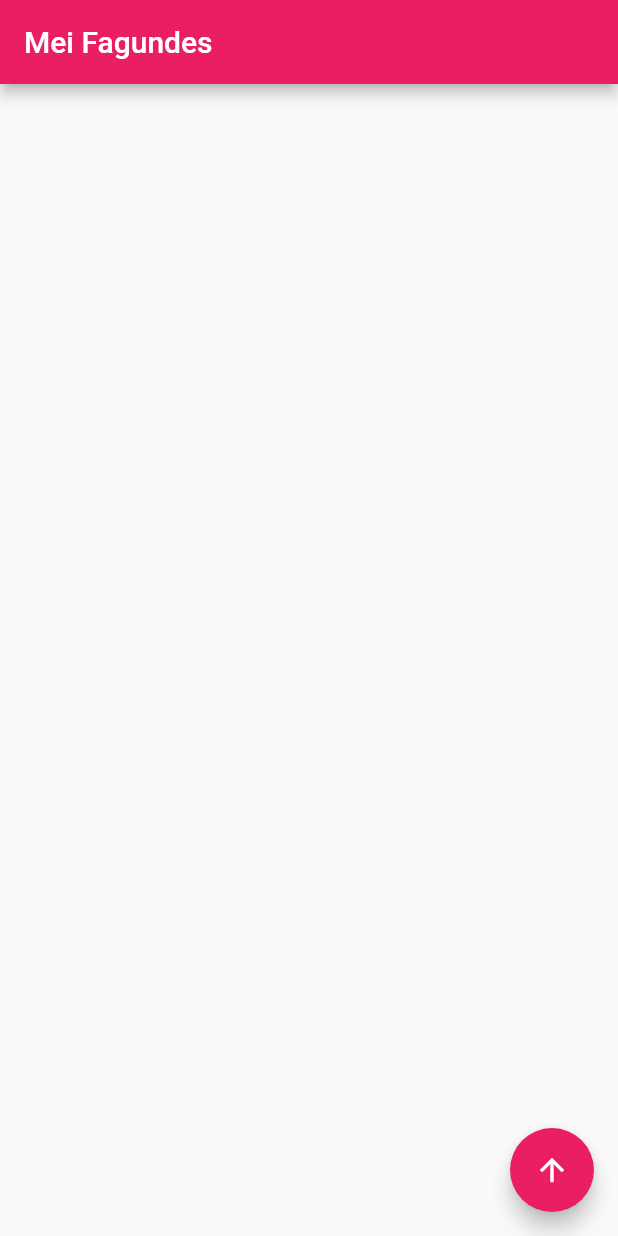
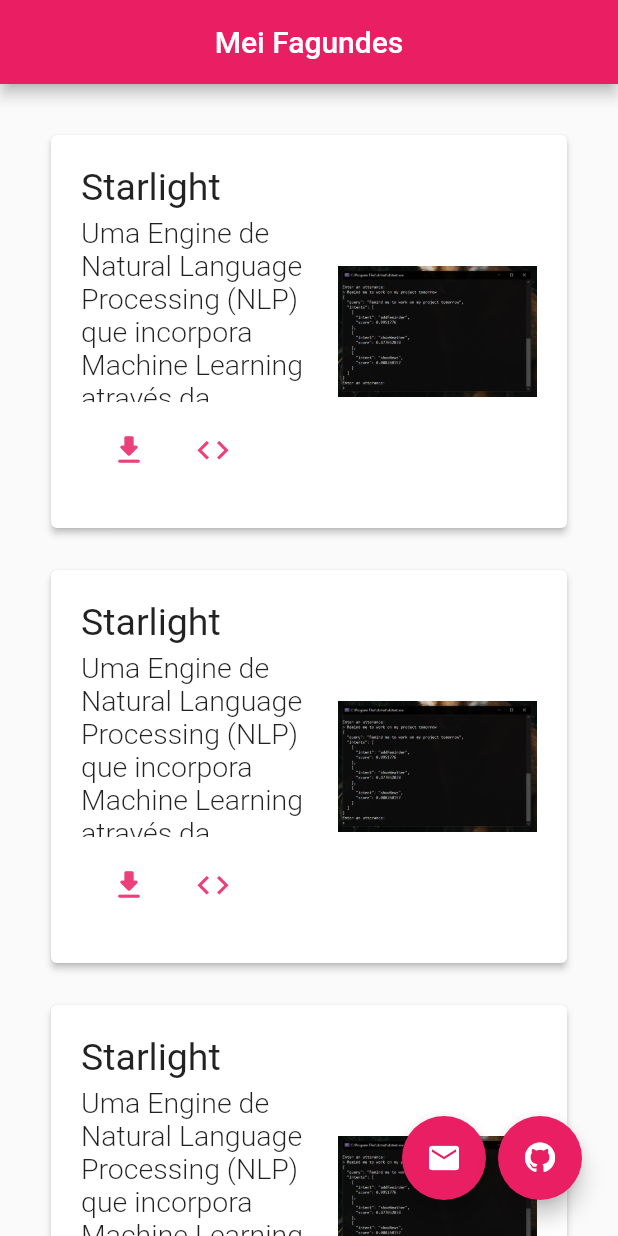
Before and after one commit to MeiFagundes/MeiFagundes.com, a Flutter app: the screen it shows after launch, on a phone screen of 412 x 824 dp. Run offline on Flutter 3.47's test engine with Material 2 defaults, Android fonts, the phone set to English and light mode, and no system bars.

Commit message:
Add project list view & links

```diff
--- /dev/null
+++ b/meifagundesdotcom/assets/icons/config.json
@@ -0,0 +1,38 @@
+{
+  "name": "CustomIcons",
+  "css_prefix_text": "",
+  "css_use_suffix": false,
+  "hinting": true,
+  "units_per_em": 1000,
+  "ascent": 850,
+  "glyphs": [
+    {
+      "uid": "baaa4e19daacbf420a42a6356e50072c",
+      "css": "linkedin",
+      "code": 59393,
+      "src": "custom_icons",
+      "selected": true,
+      "svg": {
+        "path": "M791.7 125A83.3 83.3 0 0 1 875 208.3V791.7A83.3 83.3 0 0 1 791.7 875H208.3A83.3 83.3 0 0 1 125 791.7V208.3A83.3 83.3 0 0 1 208.3 125H791.7M770.8 770.8V550A135.8 135.8 0 0 0 635 414.2C599.6 414.2 558.3 435.8 538.3 468.3V422.1H422.1V770.8H538.3V565.4C538.3 533.3 564.2 507.1 596.3 507.1A58.3 58.3 0 0 1 654.6 565.4V770.8H770.8M286.7 356.7A70 70 0 0 0 356.7 286.7C356.7 247.9 325.4 216.3 286.7 216.3A70.4 70.4 0 0 0 216.3 286.7C216.3 325.4 247.9 356.7 286.7 356.7M344.6 770.8V422.1H229.2V770.8H344.6Z",
+        "width": 1000
+      },
+      "search": [
+        "linkedin"
+      ]
+    },
+    {
+      "uid": "a32f37400480b7be762042e123ab5bc7",
+      "css": "github",
+      "code": 59392,
+      "src": "custom_icons",
+      "selected": true,
+      "svg": {
+        "path": "M500 83.3A416.7 416.7 0 0 0 83.3 500C83.3 684.2 202.9 840.4 368.3 895.8 389.2 899.2 395.8 886.2 395.8 875 395.8 865.4 395.8 839.2 395.8 804.6 280.4 829.6 255.8 748.7 255.8 748.7 236.7 700.4 209.6 687.5 209.6 687.5 171.7 661.7 212.5 662.5 212.5 662.5 254.2 665.4 276.3 705.4 276.3 705.4 312.5 768.7 373.8 750 397.5 740 401.3 712.9 412.1 694.6 423.8 684.2 331.3 673.8 234.2 637.9 234.2 479.2 234.2 432.9 250 395.8 277.1 366.2 272.9 355.8 258.3 312.5 281.3 256.3 281.3 256.3 316.3 245 395.8 298.8 428.7 289.6 464.6 285 500 285 535.4 285 571.3 289.6 604.2 298.8 683.8 245 718.8 256.3 718.8 256.3 741.7 312.5 727.1 355.8 722.9 366.2 750 395.8 765.8 432.9 765.8 479.2 765.8 638.3 668.3 673.3 575.4 683.8 590.4 696.7 604.2 722.1 604.2 760.8 604.2 816.7 604.2 861.7 604.2 875 604.2 886.2 610.8 899.6 632.1 895.8 797.5 840 916.7 684.2 916.7 500A416.7 416.7 0 0 0 500 83.3Z",
+        "width": 1000
+      },
+      "search": [
+        "github"
+      ]
+    }
+  ]
+}
--- a/meifagundesdotcom/lib/main.dart
+++ b/meifagundesdotcom/lib/main.dart
@@ -1,20 +1,20 @@
 import 'package:flutter/material.dart';
-import 'package:meifagundesdotcom/views/home_view.dart';
+import 'package:meifagundesdotcom/views/home/home_view.dart';
 
 void main() {
   runApp(MyApp());
 }
 
 class MyApp extends StatelessWidget {
-  // This widget is the root of your application.
   @override
   Widget build(BuildContext context) {
     return MaterialApp(
       title: 'Mei Fagundes',
       theme: ThemeData(
-        primarySwatch: Colors.pink,
-        visualDensity: VisualDensity.adaptivePlatformDensity,
-      ),
+          primarySwatch: Colors.pink,
+          visualDensity: VisualDensity.adaptivePlatformDensity,
+          buttonColor: Colors.pink[400],
+          iconTheme: IconThemeData(color: Colors.pink[400], size: 25)),
       home: Home(),
     );
   }
--- /dev/null
+++ b/meifagundesdotcom/lib/utils/url_util.dart
@@ -0,0 +1,13 @@
+import 'package:url_launcher/url_launcher.dart';
+
+class UrlUtil {
+  static Future<void> abrirURI(String uri, {bool encode = true}) async {
+    var encodedUrl = encode ? Uri.encodeFull(uri) : uri;
+
+    if (await canLaunch(encodedUrl)) {
+      await launch(encodedUrl, forceSafariVC: false);
+    } else {
+      throw 'Não foi possível abrir a URI: $encodedUrl';
+    }
+  }
+}
--- /dev/null
+++ b/meifagundesdotcom/lib/views/home/home_view.dart
@@ -0,0 +1,33 @@
+import 'package:flutter/material.dart';
+import 'package:meifagundesdotcom/utils/url_util.dart';
+import 'package:meifagundesdotcom/views/home/project_list_view.dart';
+import 'package:meifagundesdotcom/views/shared/custom_icons.dart';
+
+class Home extends StatelessWidget {
+  @override
+  Widget build(BuildContext context) {
+    return Scaffold(
+      appBar: AppBar(
+        title: Text('Mei Fagundes'),
+        centerTitle: true,
+      ),
+      body: Center(
+        child: ProjectListView(),
+      ),
+      floatingActionButton: ButtonBar(
+        children: <Widget>[
+          FloatingActionButton(
+            tooltip: 'E-mail',
+            onPressed: () => UrlUtil.abrirURI('mailto:mei@meifagundes.com'),
+            child: Icon(Icons.email),
+          ),
+          FloatingActionButton(
+            tooltip: 'GitHub',
+            onPressed: () => UrlUtil.abrirURI('https://github.com/MeiFagundes'),
+            child: Icon(CustomIcons.github),
+          ),
+        ],
+      ),
+    );
+  }
+}
--- /dev/null
+++ b/meifagundesdotcom/lib/views/home/project_item.dart
@@ -0,0 +1,78 @@
+import 'package:flutter/material.dart';
+import 'package:meifagundesdotcom/views/shared/text_styles.dart';
+
+class ProjectItem extends StatelessWidget {
+  final String title;
+  final String description;
+  final String imageURI;
+
+  ProjectItem({this.title, this.description, this.imageURI});
+
+  @override
+  Widget build(BuildContext context) {
+    return Padding(
+      padding: const EdgeInsets.only(bottom: 20),
+      child: Container(
+        width: 700,
+        height: 270,
+        child: Card(
+          elevation: 2,
+          child: Padding(
+            padding: const EdgeInsets.all(20),
+            child: Row(
+              children: [
+                Expanded(
+                  flex: 55,
+                  child: Column(
+                    mainAxisAlignment: MainAxisAlignment.start,
+                    crossAxisAlignment: CrossAxisAlignment.start,
+                    children: [
+                      Padding(
+                        padding: const EdgeInsets.only(bottom: 5),
+                        child: Text(
+                          title,
+                          style: TextStyles.projectTitle,
+                          softWrap: true,
+                        ),
+                      ),
+                      Expanded(
+                        child: Text(
+                          description,
+                          style: TextStyles.projectDescription,
+                          textAlign: TextAlign.left,
+                          softWrap: true,
+                        ),
+                      ),
+                      ButtonBar(
+                        alignment: MainAxisAlignment.start,
+                        children: <Widget>[
+                          IconButton(
+                            tooltip: 'Download',
+                            onPressed: () {},
+                            icon: Icon(Icons.download_rounded),
+                            splashRadius: 25,
+                          ),
+                          IconButton(
+                            tooltip: 'Código fonte',
+                            onPressed: () {},
+                            icon: Icon(Icons.code),
+                            splashRadius: 25,
+                          ),
+                        ],
+                      ),
+                    ],
+                  ),
+                ),
+                Spacer(flex: 3),
+                Expanded(
+                  flex: 45,
+                  child: Image.asset('assets/images/$title.jpg'),
+                ),
+              ],
+            ),
+          ),
+        ),
+      ),
+    );
+  }
+}
--- /dev/null
+++ b/meifagundesdotcom/lib/views/home/project_list_view.dart
@@ -0,0 +1,32 @@
+import 'package:flutter/material.dart';
+import 'package:meifagundesdotcom/views/home/project_item.dart';
+
+class ProjectListView extends StatelessWidget {
+  @override
+  Widget build(BuildContext context) {
+    return SingleChildScrollView(
+      child: Padding(
+        padding: const EdgeInsets.all(30),
+        child: Column(
+          children: [
+            ProjectItem(
+              title: 'Starlight',
+              description:
+                  'Uma Engine de Natural Language Processing (NLP) que incorpora Machine Learning através da framework ML.NET. O processamento é feito através de Datasets para treinamento da IA.',
+            ),
+            ProjectItem(
+              title: 'Starlight',
+              description:
+                  'Uma Engine de Natural Language Processing (NLP) que incorpora Machine Learning através da framework ML.NET. O processamento é feito através de Datasets para treinamento da IA.',
+            ),
+            ProjectItem(
+              title: 'Starlight',
+              description:
+                  'Uma Engine de Natural Language Processing (NLP) que incorpora Machine Learning através da framework ML.NET. O processamento é feito através de Datasets para treinamento da IA.',
+            ),
+          ],
+        ),
+      ),
+    );
+  }
+}
--- a/meifagundesdotcom/lib/views/home_view.dart
+++ /dev/null
@@ -1,18 +0,0 @@
-import 'package:flutter/material.dart';
-
-class Home extends StatelessWidget {
-  @override
-  Widget build(BuildContext context) {
-    return Scaffold(
-      appBar: AppBar(
-        title: Text('Mei Fagundes'),
-      ),
-      body: Center(),
-      floatingActionButton: FloatingActionButton(
-        onPressed: () {},
-        tooltip: 'Ir para o topo',
-        child: Icon(Icons.arrow_upward),
-      ), // This trailing comma makes auto-formatting nicer for build methods.
-    );
-  }
-}
--- /dev/null
+++ b/meifagundesdotcom/lib/views/shared/custom_icons.dart
@@ -0,0 +1,13 @@
+import 'package:flutter/widgets.dart';
+
+class CustomIcons {
+  CustomIcons._();
+
+  static const _kFontFam = 'CustomIcons';
+  static const _kFontPkg = null;
+
+  static const IconData github =
+      IconData(0xe800, fontFamily: _kFontFam, fontPackage: _kFontPkg);
+  static const IconData linkedin =
+      IconData(0xe801, fontFamily: _kFontFam, fontPackage: _kFontPkg);
+}
--- /dev/null
+++ b/meifagundesdotcom/lib/views/shared/text_styles.dart
@@ -0,0 +1,18 @@
+import 'package:flutter/material.dart';
+
+class TextStyles {
+  static final TextStyle projectTitle = TextStyle(
+    fontSize: 25,
+    fontWeight: FontWeight.w400,
+  );
+
+  static final TextStyle projectDescription = TextStyle(
+    fontSize: 19,
+    fontWeight: FontWeight.w300,
+  );
+
+  static final TextStyle projectButton = TextStyle(
+    fontSize: 18,
+    fontWeight: FontWeight.w400,
+  );
+}
```
Also changed, not shown: meifagundesdotcom/pubspec.yaml (+8 -11 lines), meifagundesdotcom/assets/fonts/CustomIcons.ttf (added), meifagundesdotcom/assets/icons/github.svg (added), meifagundesdotcom/assets/icons/linkedin.svg (added), meifagundesdotcom/assets/images/BioPrantinhas.jpg (added), meifagundesdotcom/assets/images/DexDB.jpg (added), meifagundesdotcom/assets/images/ListDeclutteringTool.jpg (added), meifagundesdotcom/assets/images/PolarisAI.jpg (added), meifagundesdotcom/assets/images/Sqrt8086.jpg (added), meifagundesdotcom/assets/images/Starlight.jpg (added), meifagundesdotcom/assets/images/background.jpg (added), meifagundesdotcom/pubspec.lock.
